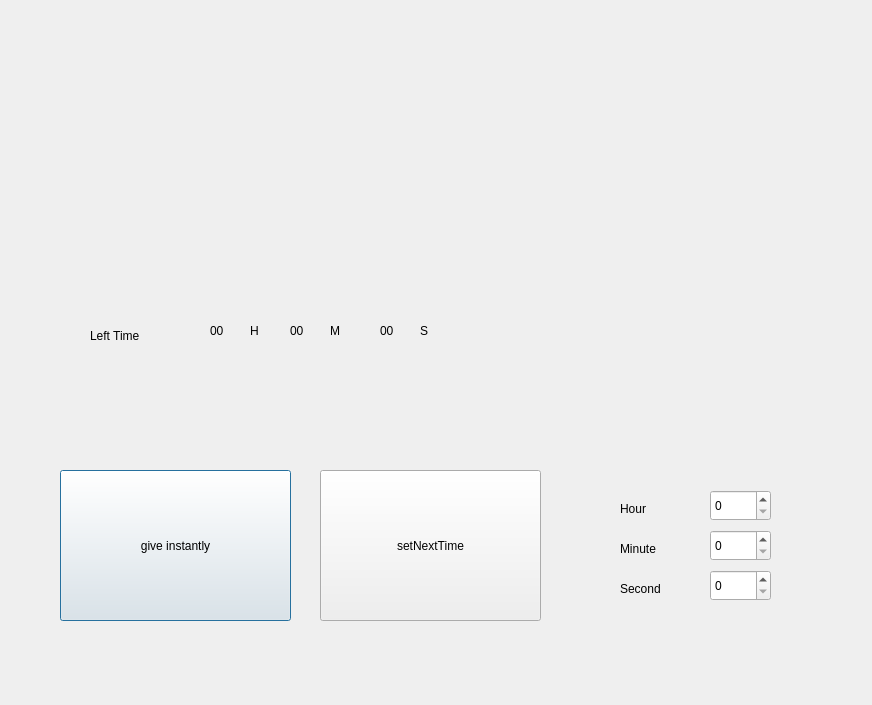
First picture: the form in project/pet_fidder/serial.ui, repository beanwork/dev_ws3, before the edit.
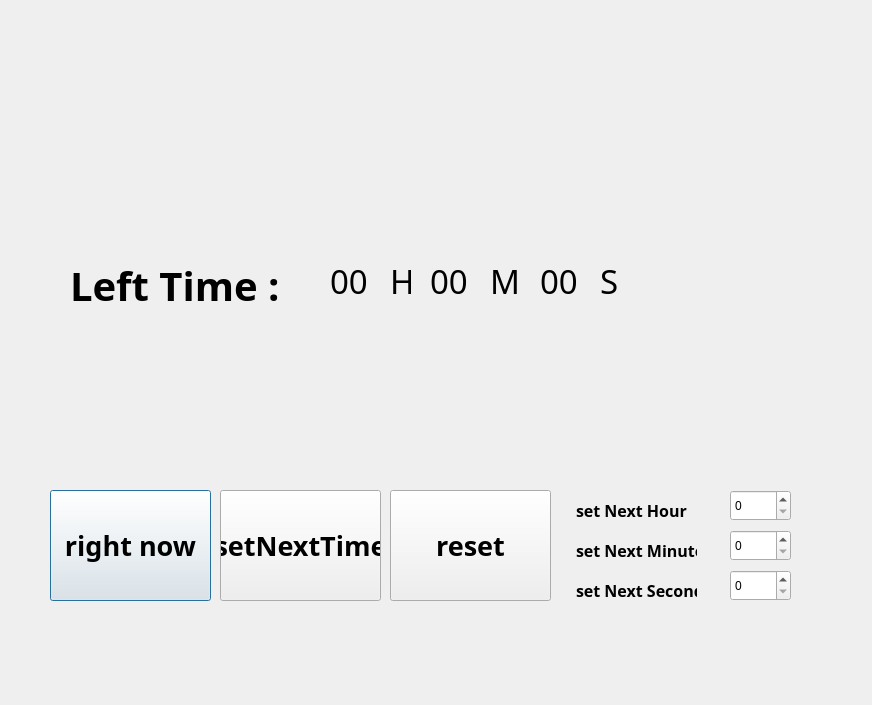
Second picture: the form after the edit.

```diff
--- a/project/pet_fidder/serial.ui
+++ b/project/pet_fidder/serial.ui
@@ -16,25 +16,41 @@
   <widget class="QPushButton" name="giveInstantly">
    <property name="geometry">
     <rect>
-     <x>60</x>
-     <y>470</y>
-     <width>231</width>
-     <height>151</height>
+     <x>50</x>
+     <y>490</y>
+     <width>161</width>
+     <height>111</height>
     </rect>
    </property>
+   <property name="font">
+    <font>
+     <family>Manjari</family>
+     <pointsize>20</pointsize>
+     <weight>75</weight>
+     <bold>true</bold>
+    </font>
+   </property>
    <property name="text">
-    <string>give instantly</string>
+    <string>right now</string>
    </property>
   </widget>
   <widget class="QPushButton" name="setNextTime">
    <property name="geometry">
     <rect>
-     <x>320</x>
-     <y>470</y>
-     <width>221</width>
-     <height>151</height>
+     <x>220</x>
+     <y>490</y>
+     <width>161</width>
+     <height>111</height>
     </rect>
    </property>
+   <property name="font">
+    <font>
+     <family>Manjari</family>
+     <pointsize>20</pointsize>
+     <weight>75</weight>
+     <bold>true</bold>
+    </font>
+   </property>
    <property name="text">
     <string>setNextTime</string>
    </property>
@@ -42,7 +58,7 @@
   <widget class="QSpinBox" name="hour">
    <property name="geometry">
     <rect>
-     <x>710</x>
+     <x>730</x>
      <y>490</y>
      <width>61</width>
      <height>31</height>
@@ -52,33 +68,49 @@
   <widget class="QLabel" name="label">
    <property name="geometry">
     <rect>
-     <x>620</x>
+     <x>576</x>
      <y>500</y>
-     <width>67</width>
-     <height>17</height>
+     <width>111</width>
+     <height>20</height>
     </rect>
    </property>
+   <property name="font">
+    <font>
+     <family>Manjari</family>
+     <pointsize>12</pointsize>
+     <weight>75</weight>
+     <bold>true</bold>
+    </font>
+   </property>
    <property name="text">
-    <string>Hour</string>
+    <string>set Next Hour</string>
    </property>
   </widget>
   <widget class="QLabel" name="label_2">
    <property name="geometry">
     <rect>
-     <x>620</x>
+     <x>576</x>
      <y>540</y>
-     <width>67</width>
-     <height>17</height>
+     <width>121</width>
+     <height>20</height>
     </rect>
    </property>
+   <property name="font">
+    <font>
+     <family>Manjari</family>
+     <pointsize>12</pointsize>
+     <weight>75</weight>
+     <bold>true</bold>
+    </font>
+   </property>
    <property name="text">
-    <string>Minute</string>
+    <string>set Next Minute</string>
    </property>
   </widget>
   <widget class="QSpinBox" name="minute">
    <property name="geometry">
     <rect>
-     <x>710</x>
+     <x>730</x>
      <y>530</y>
      <width>61</width>
      <height>31</height>
@@ -88,20 +120,28 @@
   <widget class="QLabel" name="label_3">
    <property name="geometry">
     <rect>
-     <x>620</x>
+     <x>576</x>
      <y>580</y>
-     <width>67</width>
-     <height>17</height>
+     <width>121</width>
+     <height>20</height>
     </rect>
    </property>
+   <property name="font">
+    <font>
+     <family>Manjari</family>
+     <pointsize>12</pointsize>
+     <weight>75</weight>
+     <bold>true</bold>
+    </font>
+   </property>
    <property name="text">
-    <string>Second</string>
+    <string>set Next Second</string>
    </property>
   </widget>
   <widget class="QSpinBox" name="second">
    <property name="geometry">
     <rect>
-     <x>710</x>
+     <x>730</x>
      <y>570</y>
      <width>61</width>
      <height>31</height>
@@ -111,25 +151,39 @@
   <widget class="QLabel" name="label_4">
    <property name="geometry">
     <rect>
-     <x>90</x>
-     <y>310</y>
-     <width>81</width>
+     <x>70</x>
+     <y>260</y>
+     <width>221</width>
      <height>51</height>
     </rect>
    </property>
+   <property name="font">
+    <font>
+     <family>Manjari</family>
+     <pointsize>30</pointsize>
+     <weight>75</weight>
+     <bold>true</bold>
+    </font>
+   </property>
    <property name="text">
-    <string>Left Time</string>
+    <string>Left Time :</string>
    </property>
   </widget>
   <widget class="QLabel" name="label_5">
    <property name="geometry">
     <rect>
-     <x>250</x>
-     <y>310</y>
+     <x>390</x>
+     <y>260</y>
      <width>21</width>
      <height>41</height>
     </rect>
    </property>
+   <property name="font">
+    <font>
+     <family>Manjari</family>
+     <pointsize>25</pointsize>
+    </font>
+   </property>
    <property name="text">
     <string>H</string>
    </property>
@@ -137,12 +191,18 @@
   <widget class="QLabel" name="label_6">
    <property name="geometry">
     <rect>
-     <x>330</x>
-     <y>310</y>
-     <width>21</width>
+     <x>490</x>
+     <y>260</y>
+     <width>31</width>
      <height>41</height>
     </rect>
    </property>
+   <property name="font">
+    <font>
+     <family>Manjari</family>
+     <pointsize>25</pointsize>
+    </font>
+   </property>
    <property name="text">
     <string>M</string>
    </property>
@@ -150,12 +210,18 @@
   <widget class="QLabel" name="label_7">
    <property name="geometry">
     <rect>
-     <x>420</x>
-     <y>310</y>
-     <width>21</width>
+     <x>600</x>
+     <y>260</y>
+     <width>20</width>
      <height>41</height>
     </rect>
    </property>
+   <property name="font">
+    <font>
+     <family>Manjari</family>
+     <pointsize>25</pointsize>
+    </font>
+   </property>
    <property name="text">
     <string>S</string>
    </property>
@@ -163,24 +229,17 @@
   <widget class="QLabel" name="secondlabel">
    <property name="geometry">
     <rect>
-     <x>380</x>
-     <y>310</y>
-     <width>31</width>
+     <x>540</x>
+     <y>260</y>
+     <width>41</width>
      <height>41</height>
     </rect>
    </property>
-   <property name="text">
-    <string>00</string>
-   </property>
-  </widget>
-  <widget class="QLabel" name="minutelabel">
-   <property name="geometry">
-    <rect>
-     <x>290</x>
-     <y>310</y>
-     <width>31</width>
-     <height>41</height>
-    </rect>
+   <property name="font">
+    <font>
+     <family>Manjari</family>
+     <pointsize>25</pointsize>
+    </font>
    </property>
    <property name="text">
     <string>00</string>
@@ -189,11 +248,57 @@
   <widget class="QLabel" name="hourlabel">
    <property name="geometry">
     <rect>
-     <x>210</x>
-     <y>310</y>
-     <width>31</width>
+     <x>330</x>
+     <y>260</y>
+     <width>41</width>
      <height>41</height>
     </rect>
+   </property>
+   <property name="font">
+    <font>
+     <family>Manjari</family>
+     <pointsize>25</pointsize>
+    </font>
+   </property>
+   <property name="text">
+    <string>00</string>
+   </property>
+  </widget>
+  <widget class="QPushButton" name="reset">
+   <property name="geometry">
+    <rect>
+     <x>390</x>
+     <y>490</y>
+     <width>161</width>
+     <height>111</height>
+    </rect>
+   </property>
+   <property name="font">
+    <font>
+     <family>Manjari</family>
+     <pointsize>20</pointsize>
+     <weight>75</weight>
+     <bold>true</bold>
+    </font>
+   </property>
+   <property name="text">
+    <string>reset</string>
+   </property>
+  </widget>
+  <widget class="QLabel" name="minutelabel">
+   <property name="geometry">
+    <rect>
+     <x>430</x>
+     <y>260</y>
+     <width>41</width>
+     <height>41</height>
+    </rect>
+   </property>
+   <property name="font">
+    <font>
+     <family>Manjari</family>
+     <pointsize>25</pointsize>
+    </font>
    </property>
    <property name="text">
     <string>00</string>
```
